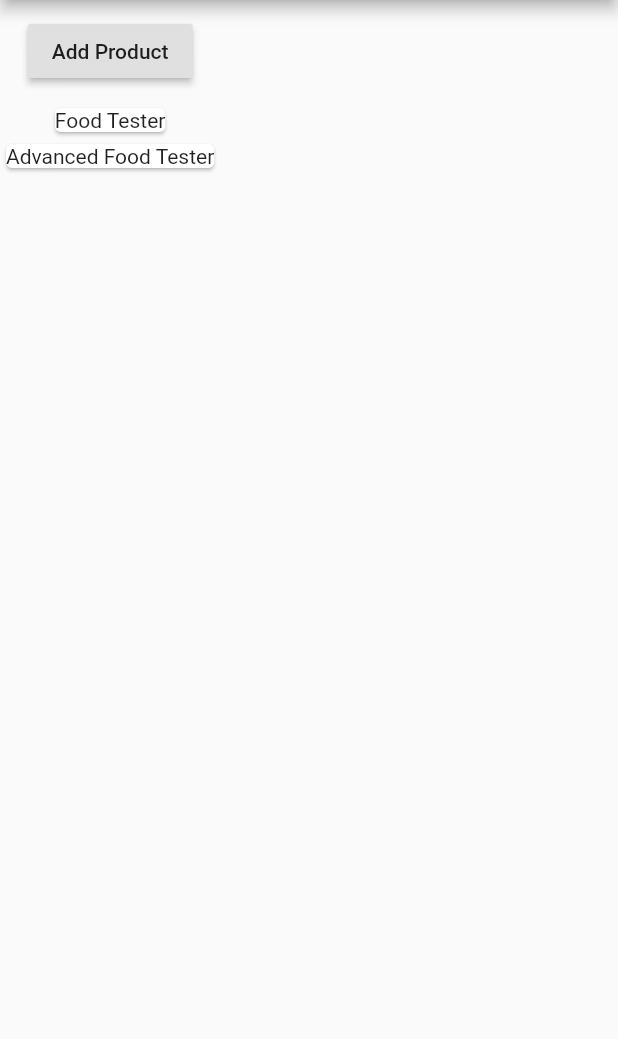
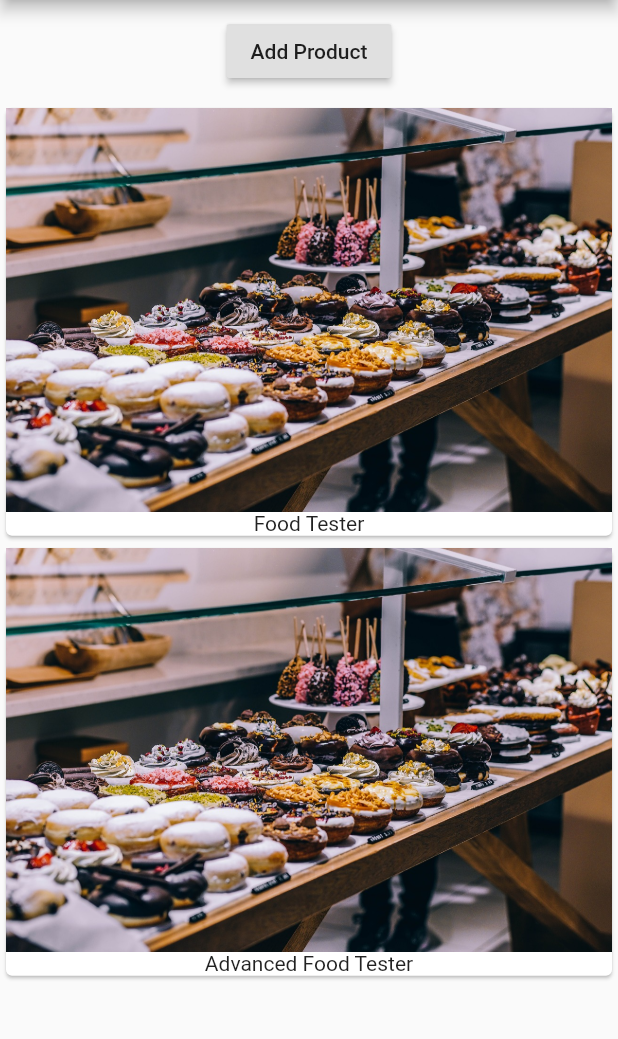
Before and after one commit to anaghadudihalli/easy-list-product-market, a Flutter app: the screen it shows after launch, after a tap on "Add Product", on a phone screen of 412 x 824 dp, the part 84-1123 px from its top. Run offline on Flutter 3.47's test engine with Material 2 defaults, Android fonts, the phone set to English and light mode, and no system bars.

```diff
--- a/lib/main.dart
+++ b/lib/main.dart
@@ -1,8 +1,12 @@
 import 'package:flutter/material.dart';
+import 'package:flutter/rendering.dart';
 
 import './product_manager.dart';
 
-void main() => runApp(MyApp());
+void main() {
+  debugPaintSizeEnabled = true;
+  runApp(MyApp());
+}
 
 class MyApp extends StatelessWidget {
   @override
--- a/lib/product_manager.dart
+++ b/lib/product_manager.dart
@@ -28,8 +28,7 @@ class _ProductManagerState extends State<ProductManager> {
   // initState() is run always when State object is initialized.
   void initState() {
     print('[ProductManager Widget] initState()');
-    super
-        .initState(); // this is recommended to have it in the beginning of initState()
+    super.initState(); // this is recommended to have it in the beginning of initState()
     // super always refers to the base class you're extending i.e. 'State'. It always calls initstate() in the base class
     // to make sure it's always called even though it's overridden.
     // widget is used to access properties of ProductManager
--- a/lib/products.dart
+++ b/lib/products.dart
@@ -22,7 +22,7 @@ class Products extends StatelessWidget {
           .map((element) => Card(
                 child: Column(
                   children: <Widget>[
-                    // Image.asset('assets/food.jpg'),
+                    Image.asset('assets/food.jpg'),
                     Text(element)
                   ],
                 ),
```
